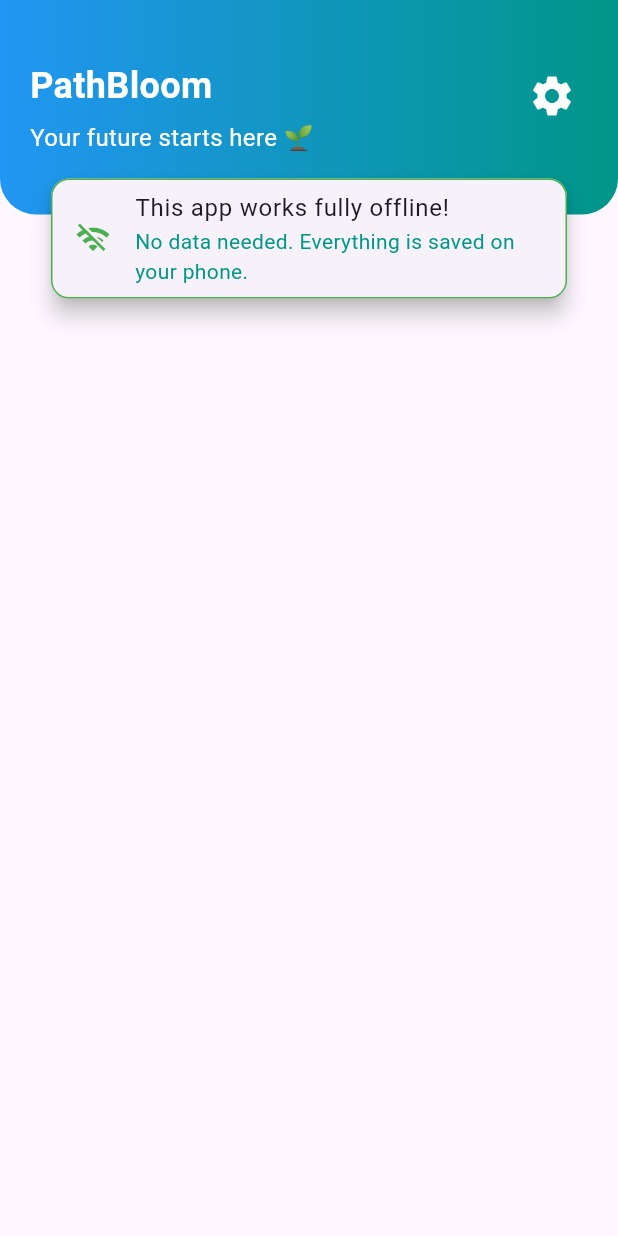
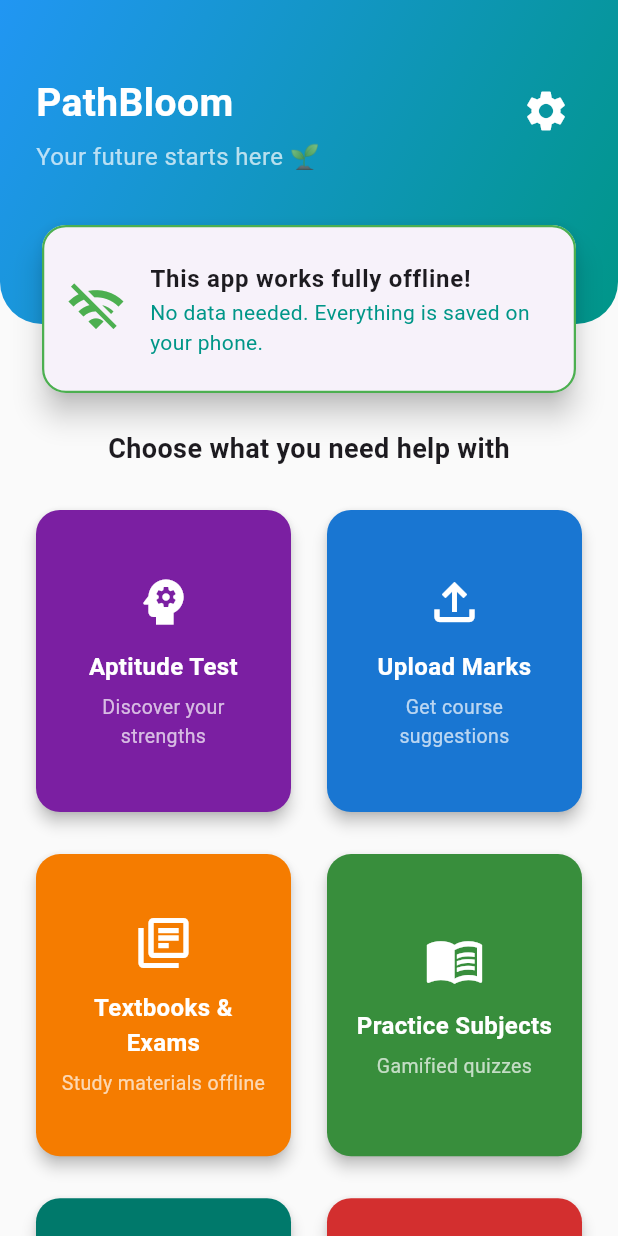
Before and after one commit to kmushapho/uni_gateway, a Flutter app: the screen it shows after launch, on a phone screen of 412 x 824 dp. Run offline on Flutter 3.47's test engine with Material 3 defaults, Android fonts, the phone set to English and light mode, and no system bars.

Commit message:
added grid icons for options

```diff
--- a/lib/main.dart
+++ b/lib/main.dart
@@ -4,7 +4,6 @@ void main() {
   runApp(const DashboardApp());
 }
 
-// Root widget
 class DashboardApp extends StatelessWidget {
   const DashboardApp({super.key});
 
@@ -17,36 +16,40 @@ class DashboardApp extends StatelessWidget {
   }
 }
 
-// Home screen
 class PathBloomHome extends StatelessWidget {
   const PathBloomHome({super.key});
 
   @override
   Widget build(BuildContext context) {
     return Scaffold(
-      body: SingleChildScrollView(
+      backgroundColor: Colors.grey[50],
+      body: SafeArea(
+        child: SingleChildScrollView(
           child: Column(
             children: [
 
+              // Header + Overlapping Card
               Stack(
-              clipBehavior: Clip.none, // for overflow
+                clipBehavior: Clip.none,
                 children: [
 
-                // ===== top box =====
+                  // gradient header container
                   Container(
                     width: double.infinity,
-                  padding: const EdgeInsets.fromLTRB(20, 40, 20, 40),
+                    padding: const EdgeInsets.fromLTRB(24, 50, 24, 100),
                     decoration: const BoxDecoration(
                       gradient: LinearGradient(
                         colors: [Colors.blue, Colors.teal],
+                        begin: Alignment.topLeft,
+                        end: Alignment.bottomRight,
                       ),
                       borderRadius: BorderRadius.only(
-                      bottomLeft: Radius.circular(24),
-                      bottomRight: Radius.circular(24),
+                        bottomLeft: Radius.circular(28),
+                        bottomRight: Radius.circular(28),
                       ),
                     ),
 
-                  // app bar
+                    // header box row + settings button
                     child: Row(
                       mainAxisAlignment: MainAxisAlignment.spaceBetween,
                       crossAxisAlignment: CrossAxisAlignment.start,
@@ -58,7 +61,7 @@ class PathBloomHome extends StatelessWidget {
                               'PathBloom',
                               style: TextStyle(
                                 color: Colors.white,
-                              fontSize: 24,
+                                fontSize: 26,
                                 fontWeight: FontWeight.bold,
                               ),
                             ),
@@ -66,49 +69,54 @@ class PathBloomHome extends StatelessWidget {
                             Text(
                               'Your future starts here 🌱',
                               style: TextStyle(
-                              color: Colors.white,
+                                color: Colors.white70,
                                 fontSize: 16,
                               ),
                             ),
                           ],
                         ),
-
-                      // Settings icon
                         IconButton(
                           icon: const Icon(
                             Icons.settings,
                             color: Colors.white,
                             size: 32,
                           ),
-                        onPressed: () {},
+                          onPressed: () {
+                            // TODO: Settings action
+                          },
                         ),
                       ],
                     ),
                   ),
 
-                // ===== info card =====
+                  // Overlapping info card
                   Positioned(
-                  bottom: -60,
-                  left: 30,
-                  right: 30,
-
+                    left: 24,
+                    right: 24,
+                    bottom: -50,
                     child: Card(
-                    elevation: 6, // added shadow
+                      elevation: 8,
                       shape: RoundedRectangleBorder(
-                      borderRadius: BorderRadius.circular(12),
-                        side: const BorderSide(
+                        borderRadius: BorderRadius.circular(16),
+                        side: const BorderSide(color: Colors.green, width: 1.5),
+                      ),
+                      child: const Padding(
+                        padding: EdgeInsets.all(16),
+                        child: ListTile(
+                          contentPadding: EdgeInsets.zero,
+                          leading: Icon(
+                            Icons.wifi_off,
                             color: Colors.green,
-                          width: 1,
-                        )
+                            size: 40,
                           ),
-
-                    child: const ListTile(
-                      leading: Icon(Icons.wifi_off, color: Colors.green),
-                      title: Text('This app works fully offline!'),
+                          title: Text(
+                            'This app works fully offline!',
+                            style: TextStyle(fontWeight: FontWeight.bold),
+                          ),
                           subtitle: Text(
                             'No data needed. Everything is saved on your phone.',
-                        style: TextStyle(
-                          color: Colors.teal,),
+                            style: TextStyle(color: Colors.teal),
+                          ),
                         ),
                       ),
                     ),
@@ -116,11 +124,133 @@ class PathBloomHome extends StatelessWidget {
                 ],
               ),
 
-            // ===== SPACE BELOW STACK =====
-            const SizedBox(height: 60),
+              // Spacing after info card
+              const SizedBox(height: 70),
 
-            // (More content goes here later)
+              Padding(
+                padding: const EdgeInsets.symmetric(horizontal: 24),
+                child: const Text(
+                  'Choose what you need help with',
+                  style: TextStyle(
+                    fontSize: 18,
+                    fontWeight: FontWeight.w600,
+                  ),
+                ),
+              ),
+
+              const SizedBox(height: 24),
+
+              // Grid for options
+              Padding(
+                padding: const EdgeInsets.symmetric(horizontal: 20),
+                child: GridView.count(
+                  crossAxisCount: 2,
+                  shrinkWrap: true,
+                  physics: const NeverScrollableScrollPhysics(),
+                  crossAxisSpacing: 16,
+                  mainAxisSpacing: 20,
+                  childAspectRatio: 0.85,
+                  children: [
+                    _buildOptionCard(
+                      context,
+                      'Aptitude Test',
+                      'Discover your strengths',
+                      Colors.purple[700]!,
+                      Icons.psychology,
+                    ),
+                    _buildOptionCard(
+                      context,
+                      'Upload Marks',
+                      'Get course suggestions',
+                      Colors.blue[700]!,
+                      Icons.file_upload_outlined,
+                    ),
+                    _buildOptionCard(
+                      context,
+                      'Textbooks & Exams',
+                      'Study materials offline',
+                      Colors.orange[700]!,
+                      Icons.library_books_outlined,
+                    ),
+                    _buildOptionCard(
+                      context,
+                      'Practice Subjects',
+                      'Gamified quizzes',
+                      Colors.green[700]!,
+                      Icons.menu_book_outlined,
+                    ),
+                    _buildOptionCard(
+                      context,
+                      'More 1',
+                      'Coming soon',
+                      Colors.teal[700]!,
+                      Icons.star,
+                    ),
+                    _buildOptionCard(
+                      context,
+                      'More 2',
+                      'Coming soon',
+                      Colors.red[700]!,
+                      Icons.help,
+                    ),
                   ],
+                ),
+              ),
+
+              const SizedBox(height: 40), // bottom padding
+            ],
+          ),
+        ),
+      ),
+    );
+  }
+
+  Widget _buildOptionCard(
+      BuildContext context,
+      String title,
+      String subtitle,
+      Color color,
+      IconData icon,
+      ) {
+    return InkWell(
+      onTap: () {
+        ScaffoldMessenger.of(context).showSnackBar(
+          SnackBar(content: Text('Opening $title...')),
+        );
+      },
+      borderRadius: BorderRadius.circular(16),
+      splashColor: Colors.white.withOpacity(0.25),
+      child: Card(
+        color: color,
+        elevation: 4,
+        shape: RoundedRectangleBorder(borderRadius: BorderRadius.circular(16)),
+        child: Padding(
+          padding: const EdgeInsets.all(16),
+          child: Column(
+            mainAxisAlignment: MainAxisAlignment.center,
+            children: [
+              Icon(icon, color: Colors.white, size: 40),
+              const SizedBox(height: 12),
+              Text(
+                title,
+                style: const TextStyle(
+                  color: Colors.white,
+                  fontSize: 16,
+                  fontWeight: FontWeight.bold,
+                ),
+                textAlign: TextAlign.center,
+              ),
+              const SizedBox(height: 6),
+              Text(
+                subtitle,
+                style: const TextStyle(
+                  color: Colors.white70,
+                  fontSize: 13,
+                ),
+                textAlign: TextAlign.center,
+              ),
+            ],
+          ),
         ),
       ),
     );
```
Lines whose indentation alone changed are shown as unchanged.
